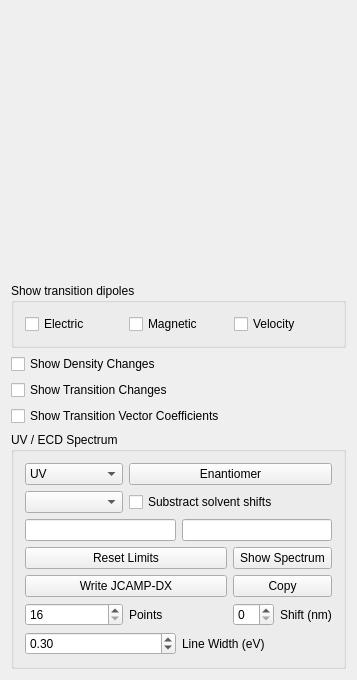
The window that kryolibs/mainwindow/quvwidgetbase.ui (anv2017/kryomol) describes before a commit, drawn with Qt 5.
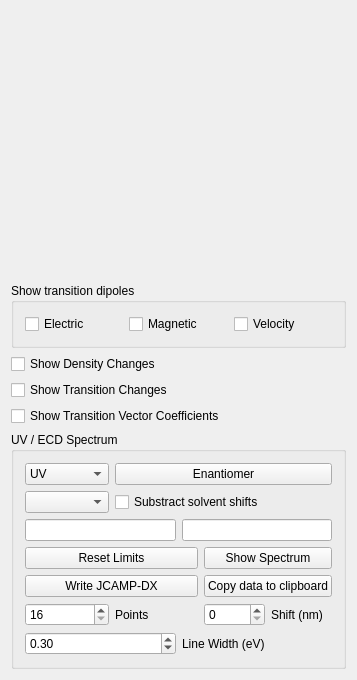
The same window after the commit. Custom widgets are drawn as their Qt base class.

What changed in the file:
```diff
--- a/kryolibs/mainwindow/quvwidgetbase.ui
+++ b/kryolibs/mainwindow/quvwidgetbase.ui
@@ -175,7 +175,7 @@
         <item>
          <widget class="QPushButton" name="_copyButton">
           <property name="text">
-           <string>Copy</string>
+           <string>Copy data to clipboard</string>
           </property>
          </widget>
         </item>
```
Left out of the diff: 6 changed lines with no effect on the pictures.
